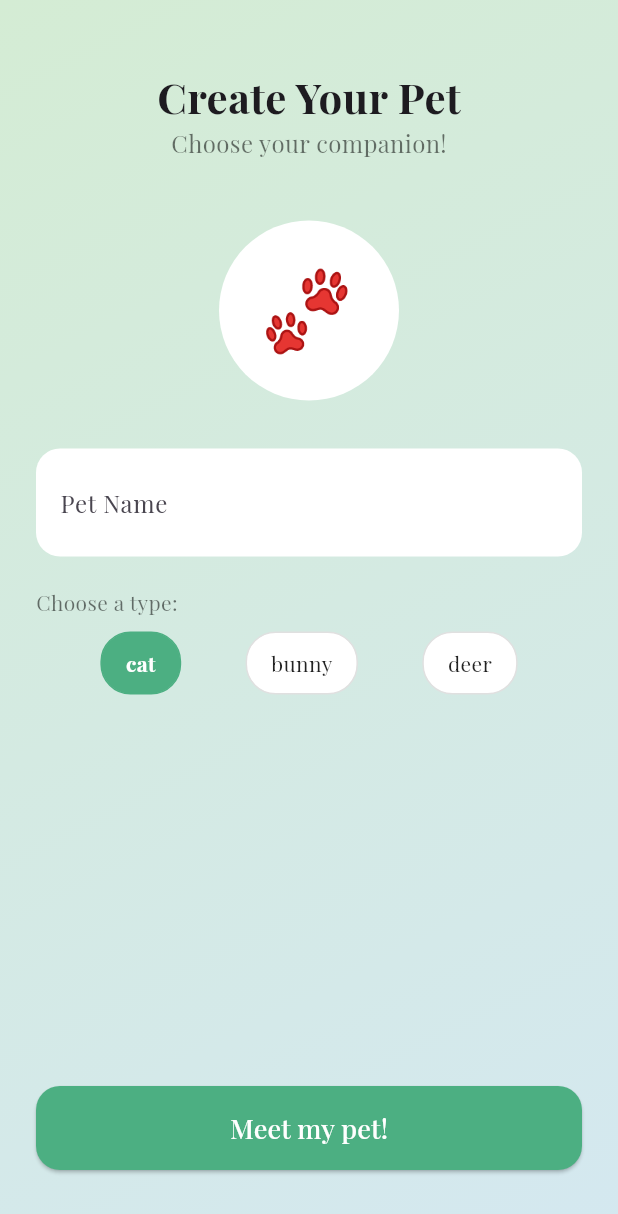
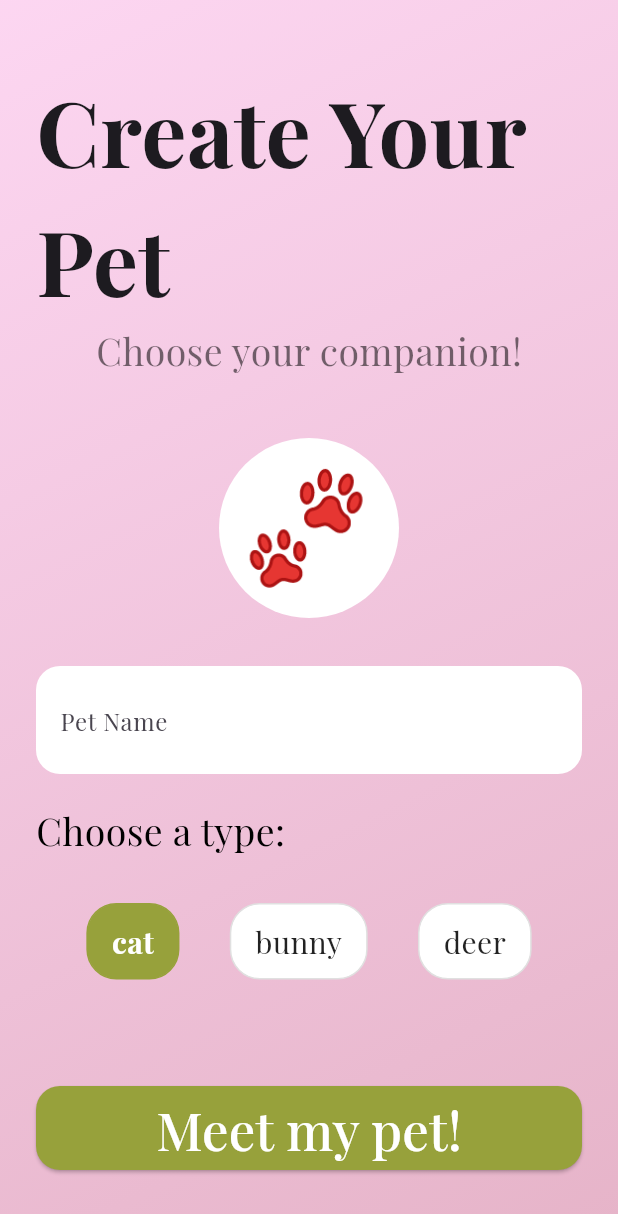
Before and after one commit to brit-dotcom/GWC-Project-7, a Flutter app: the screen it shows once a user with an empty profile is signed in, on a phone screen of 412 x 824 dp. Shown: the top 1214 px of the screen. Run offline on Flutter 3.47's test engine with Material 3 defaults, Android fonts, the light colour scheme and no system bars; our stand-ins replace cloud_firestore, firebase_auth, firebase_core, google_fonts; accounts and stored records are empty.

Commit message:
Edited pet creation UI to be a little prettier

```diff
--- a/lib/screens/pet_creation_screen.dart
+++ b/lib/screens/pet_creation_screen.dart
@@ -76,7 +76,7 @@ class _PetCreationScreenState extends State<PetCreationScreen> {
       body: Container(
         decoration: const BoxDecoration(
           gradient: LinearGradient(
-            colors: [Color(0xFFD4ECD4), Color(0xFFD4E8F0)],
+            colors: [Color.fromARGB(204, 252, 206, 238), Color.fromRGBO(224, 163, 187, 0.80)],
             begin: Alignment.topLeft,
             end: Alignment.bottomRight,
           ),
@@ -92,13 +92,13 @@ class _PetCreationScreenState extends State<PetCreationScreen> {
                 const Text(
                   'Create Your Pet',
                   style: TextStyle(
-                    fontSize: 28,
+                    fontSize: 60,
                     fontWeight: FontWeight.bold,
                   ),
                 ),
                 const Text(
                   'Choose your companion!',
-                  style: TextStyle(fontSize: 16, color: Colors.black54),
+                  style: TextStyle(fontSize: 25, color: Colors.black54),
                 ),
                 const SizedBox(height: 40),
 
@@ -111,7 +111,7 @@ class _PetCreationScreenState extends State<PetCreationScreen> {
                     borderRadius: BorderRadius.circular(60),
                   ),
                   child: const Center(
-                    child: Text('🐾', style: TextStyle(fontSize: 52)),
+                    child: Text('🐾', style: TextStyle(fontSize: 72)),
                   ),
                 ),
 
@@ -139,10 +139,10 @@ class _PetCreationScreenState extends State<PetCreationScreen> {
                   alignment: Alignment.centerLeft,
                   child: Text(
                     'Choose a type:',
-                    style: TextStyle(fontSize: 14, color: Colors.black54),
+                    style: TextStyle(fontSize: 25, color: Colors.black),
                   ),
                 ),
-                const SizedBox(height: 10),
+                const SizedBox(height: 30),
 
                 // Pet type selector
                 Row(
@@ -158,18 +158,19 @@ class _PetCreationScreenState extends State<PetCreationScreen> {
                         ),
                         decoration: BoxDecoration(
                           color: isSelected
-                              ? const Color(0xFF4CAF82)
+                              ? const Color(0xFF97A13B)
                               : Colors.white,
                           borderRadius: BorderRadius.circular(20),
                           border: Border.all(
                             color: isSelected
-                                ? const Color(0xFF4CAF82)
+                                ? const Color(0xFF97A13B)
                                 : Colors.grey.shade300,
                           ),
                         ),
                         child: Text(
                           type,
                           style: TextStyle(
+                            fontSize:20,
                             color: isSelected ? Colors.white : Colors.black87,
                             fontWeight: isSelected
                                 ? FontWeight.bold
@@ -190,7 +191,7 @@ class _PetCreationScreenState extends State<PetCreationScreen> {
                   child: ElevatedButton(
                     onPressed: isLoading ? null : handleCreatePet,
                     style: ElevatedButton.styleFrom(
-                      backgroundColor: const Color(0xFF4CAF82),
+                      backgroundColor: const Color(0xFF97A13B),
                       foregroundColor: Colors.white,
                       shape: RoundedRectangleBorder(
                         borderRadius: BorderRadius.circular(16),
@@ -200,7 +201,7 @@ class _PetCreationScreenState extends State<PetCreationScreen> {
                         ? const CircularProgressIndicator(color: Colors.white)
                         : const Text(
                             'Meet my pet!',
-                            style: TextStyle(fontSize: 18),
+                            style: TextStyle(fontSize: 35),
                           ),
                   ),
                 ),
```
